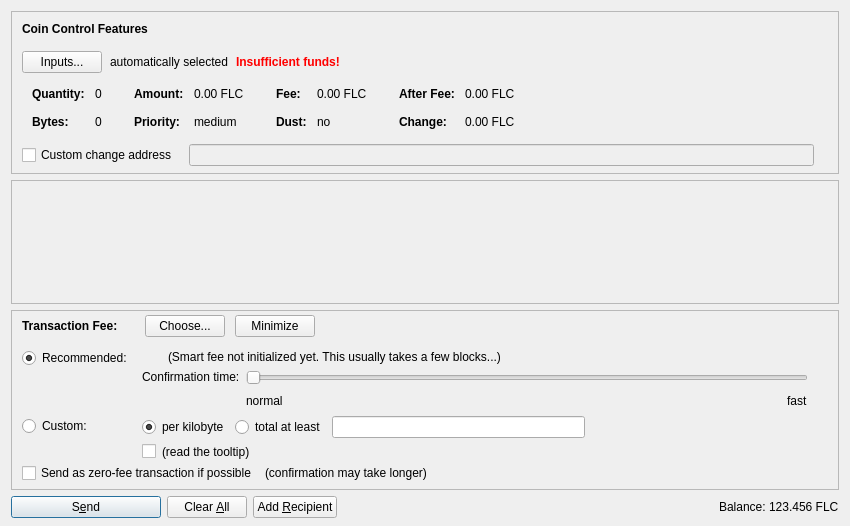
nguyenductai/flashcoin, file src/qt/forms/sendcoinsdialog.ui: the form before one commit.
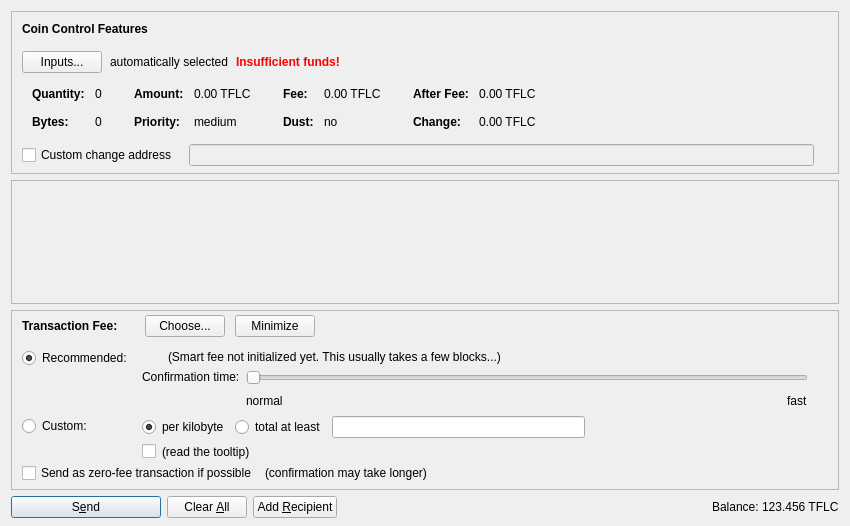
The form after the commit. Icons and pictures are not drawn. Custom widgets are drawn as their Qt base class.

What changed in the file:
```diff
--- a/src/qt/forms/sendcoinsdialog.ui
+++ b/src/qt/forms/sendcoinsdialog.ui
@@ -324,7 +324,7 @@
                   <enum>Qt::ActionsContextMenu</enum>
                  </property>
                  <property name="text">
-                  <string notr="true">0.00 FLC</string>
+                  <string notr="true">0.00 TFLC</string>
                  </property>
                  <property name="textInteractionFlags">
                   <set>Qt::LinksAccessibleByMouse|Qt::TextSelectableByKeyboard|Qt::TextSelectableByMouse</set>
@@ -404,7 +404,7 @@
                   <enum>Qt::ActionsContextMenu</enum>
                  </property>
                  <property name="text">
-                  <string notr="true">0.00 FLC</string>
+                  <string notr="true">0.00 TFLC</string>
                  </property>
                  <property name="textInteractionFlags">
                   <set>Qt::LinksAccessibleByMouse|Qt::TextSelectableByKeyboard|Qt::TextSelectableByMouse</set>
@@ -484,7 +484,7 @@
                   <enum>Qt::ActionsContextMenu</enum>
                  </property>
                  <property name="text">
-                  <string notr="true">0.00 FLC</string>
+                  <string notr="true">0.00 TFLC</string>
                  </property>
                  <property name="textInteractionFlags">
                   <set>Qt::LinksAccessibleByMouse|Qt::TextSelectableByKeyboard|Qt::TextSelectableByMouse</set>
@@ -513,7 +513,7 @@
                   <enum>Qt::ActionsContextMenu</enum>
                  </property>
                  <property name="text">
-                  <string notr="true">0.00 FLC</string>
+                  <string notr="true">0.00 TFLC</string>
                  </property>
                  <property name="textInteractionFlags">
                   <set>Qt::LinksAccessibleByMouse|Qt::TextSelectableByKeyboard|Qt::TextSelectableByMouse</set>
@@ -1352,7 +1352,7 @@
           <cursorShape>IBeamCursor</cursorShape>
          </property>
          <property name="text">
-          <string notr="true">123.456 FLC</string>
+          <string notr="true">123.456 TFLC</string>
          </property>
          <property name="textInteractionFlags">
           <set>Qt::LinksAccessibleByMouse|Qt::TextSelectableByKeyboard|Qt::TextSelectableByMouse</set>
```
